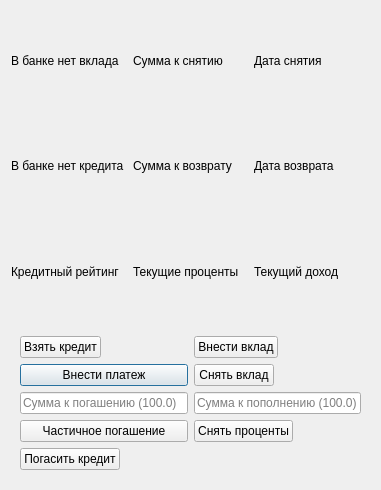
Qt form UI template/bank.ui (nevskyforever/nfprogress) before a commit.
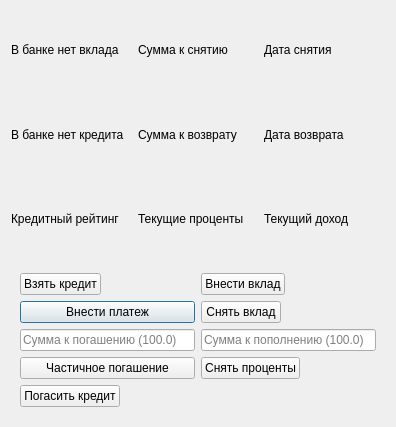
The same form after that commit.

Patch:
```diff
--- a/UI template/bank.ui
+++ b/UI template/bank.ui
@@ -6,8 +6,8 @@
    <rect>
     <x>0</x>
     <y>0</y>
-    <width>381</width>
-    <height>490</height>
+    <width>396</width>
+    <height>427</height>
    </rect>
   </property>
   <property name="minimumSize">
```
